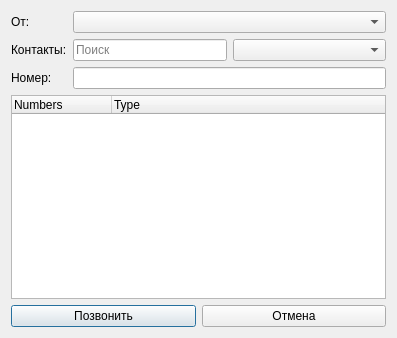
okostynchuk/Outcall, file PlaceCallDialog.ui: the form before one commit.
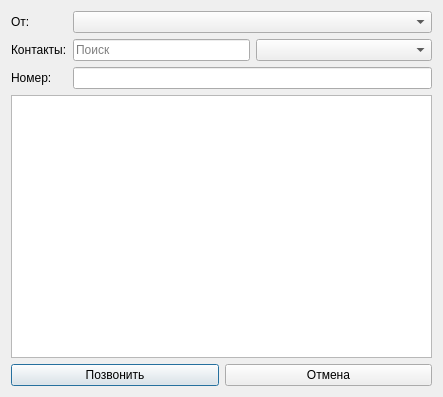
The form after the commit. Icons and pictures are not drawn. Custom widgets are drawn as their Qt base class.

Commit message: tableView in "Place a call" window

What changed in the file:
```diff
--- a/PlaceCallDialog.ui
+++ b/PlaceCallDialog.ui
@@ -6,8 +6,8 @@
    <rect>
     <x>0</x>
     <y>0</y>
-    <width>397</width>
-    <height>338</height>
+    <width>443</width>
+    <height>397</height>
    </rect>
   </property>
   <property name="sizePolicy">
@@ -97,27 +97,7 @@
     </layout>
    </item>
    <item>
-    <widget class="QTreeWidget" name="treeWidget">
-     <property name="rootIsDecorated">
-      <bool>false</bool>
-     </property>
-     <property name="columnCount">
-      <number>2</number>
-     </property>
-     <attribute name="headerStretchLastSection">
-      <bool>true</bool>
-     </attribute>
-     <column>
-      <property name="text">
-       <string>Numbers</string>
-      </property>
-     </column>
-     <column>
-      <property name="text">
-       <string>Type</string>
-      </property>
-     </column>
-    </widget>
+    <widget class="QTableView" name="tableView"/>
    </item>
    <item>
     <layout class="QHBoxLayout" name="horizontalLayout_3">
```
Left out of the diff: 4 changed lines with no effect on the pictures. The commit also changes 2 other files.
